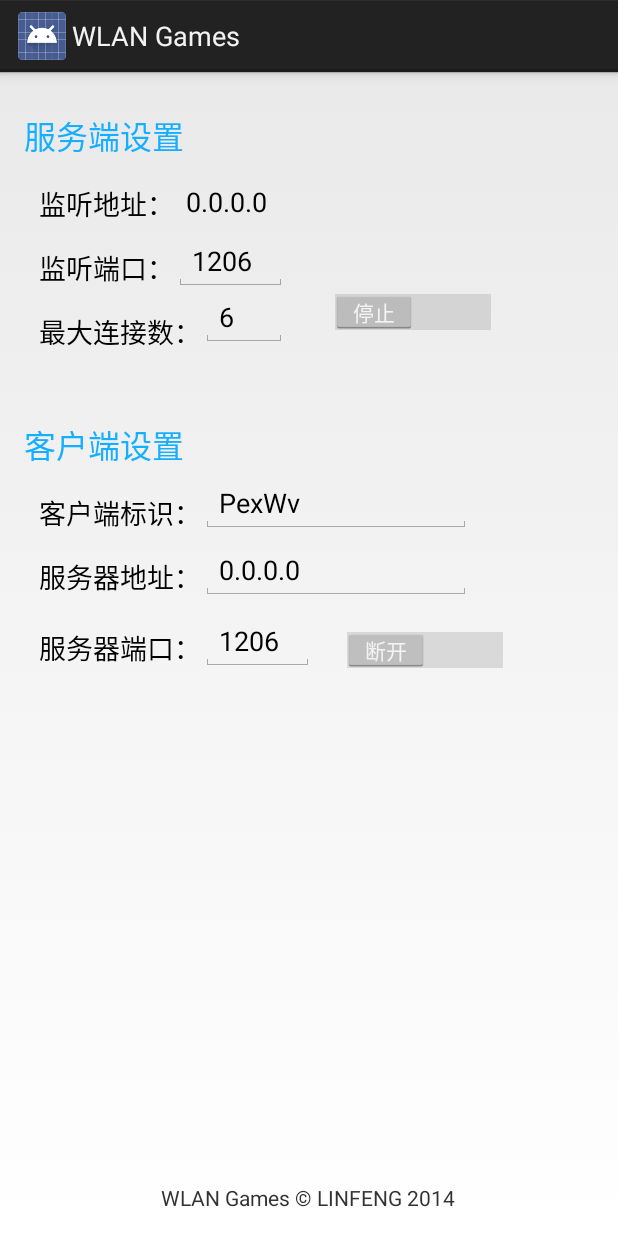
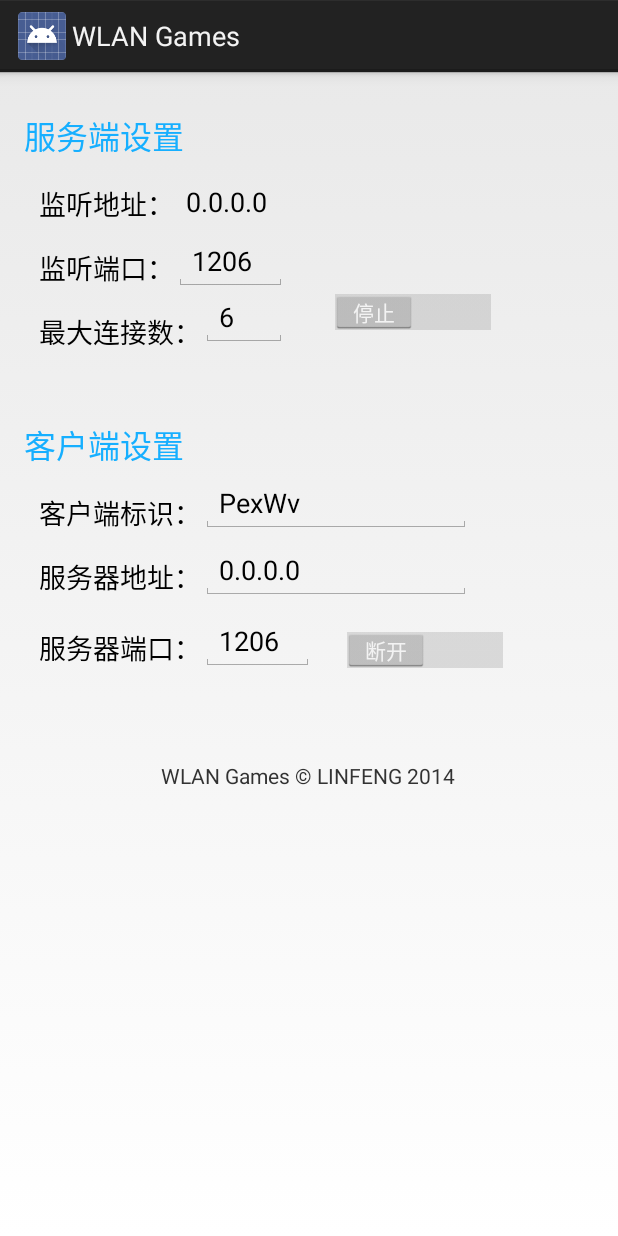
Before and after one commit to bigsupersniper/WLANGames, an Android app: the fragment GameServerFragment shown on its own in the app's theme, on a phone screen of 412 x 824 dp. Run offline under Robolectric (Android 15) with nearby library versions, the phone set to English and light mode, and no system bars.

```diff
--- a/app/src/main/java/org/bigsupersniper/wlangames/activity/IndexActivity.java
+++ b/app/src/main/java/org/bigsupersniper/wlangames/activity/IndexActivity.java
@@ -150,7 +150,7 @@ public class IndexActivity extends Activity implements ActionBar.TabListener {
                             break;
                         case 2:
                             //serverRouter.broadcast(SocketCmd.CPoker_Send);
-                            Toast.makeText(this, "未完全实现", Toast.LENGTH_LONG).show();
+                            Toast.makeText(this, "未实现", Toast.LENGTH_LONG).show();
                             break;
                     }
                 } else {
--- a/app/src/main/res/layout/fragment_c_poker.xml
+++ b/app/src/main/res/layout/fragment_c_poker.xml
@@ -6,6 +6,7 @@
     android:paddingLeft="@dimen/activity_horizontal_margin"
     android:paddingRight="@dimen/activity_horizontal_margin"
     android:paddingTop="@dimen/activity_vertical_margin"
+    android:visibility="invisible"
     tools:context="org.bigsupersniper.wlangames.activity.BluffDiceFragment">
 
     <TextView
--- a/app/src/main/res/layout/fragment_game_server.xml
+++ b/app/src/main/res/layout/fragment_game_server.xml
@@ -1,12 +1,22 @@
 <RelativeLayout xmlns:android="http://schemas.android.com/apk/res/android"
     xmlns:tools="http://schemas.android.com/tools"
     android:layout_width="match_parent"
-    android:layout_height="wrap_content"
+    android:layout_height="match_parent"
     android:paddingBottom="@dimen/activity_vertical_margin"
     android:paddingLeft="@dimen/activity_horizontal_margin"
     android:paddingRight="@dimen/activity_horizontal_margin"
     android:paddingTop="@dimen/activity_vertical_margin"
     tools:context="org.bigsupersniper.wlangames.activity.GameServerFragment">
+
+    <ScrollView
+        android:layout_width="match_parent"
+        android:layout_height="match_parent">
+
+        <RelativeLayout
+            android:layout_width="match_parent"
+            android:layout_height="match_parent"
+            android:focusableInTouchMode="true"
+            android:focusable="true">
 
             <RelativeLayout
                 android:id="@+id/rlServer"
@@ -218,11 +228,16 @@
                 android:id="@+id/textView2"
                 android:layout_width="wrap_content"
                 android:layout_height="wrap_content"
-        android:layout_alignParentBottom="true"
+                android:layout_alignParentBottom="false"
                 android:layout_alignParentTop="false"
+                android:text="WLAN Games © LINFENG 2014"
+                android:textAppearance="?android:attr/textAppearanceSmall"
                 android:layout_centerHorizontal="true"
-        android:layout_marginTop="116dp"
-        android:text="WLAN Games © LINFENG 2014"
-        android:textAppearance="?android:attr/textAppearanceSmall" />
+                android:layout_below="@+id/rlClient"
+                android:layout_marginTop="60dp" />
 
         </RelativeLayout>
+
+    </ScrollView>
+
+</RelativeLayout>
```
Also changed, not shown: app/src/main/java/org/bigsupersniper/wlangames/activity/BluffDiceFragment.java (+19 -0 lines), app/src/main/res/layout/fragment_bluff_dice.xml (+14 -5 lines), app/src/main/res/layout/lv_bluff_dice_item.xml (added, +8 -0 lines). Lines whose indentation alone changed are shown as unchanged.
